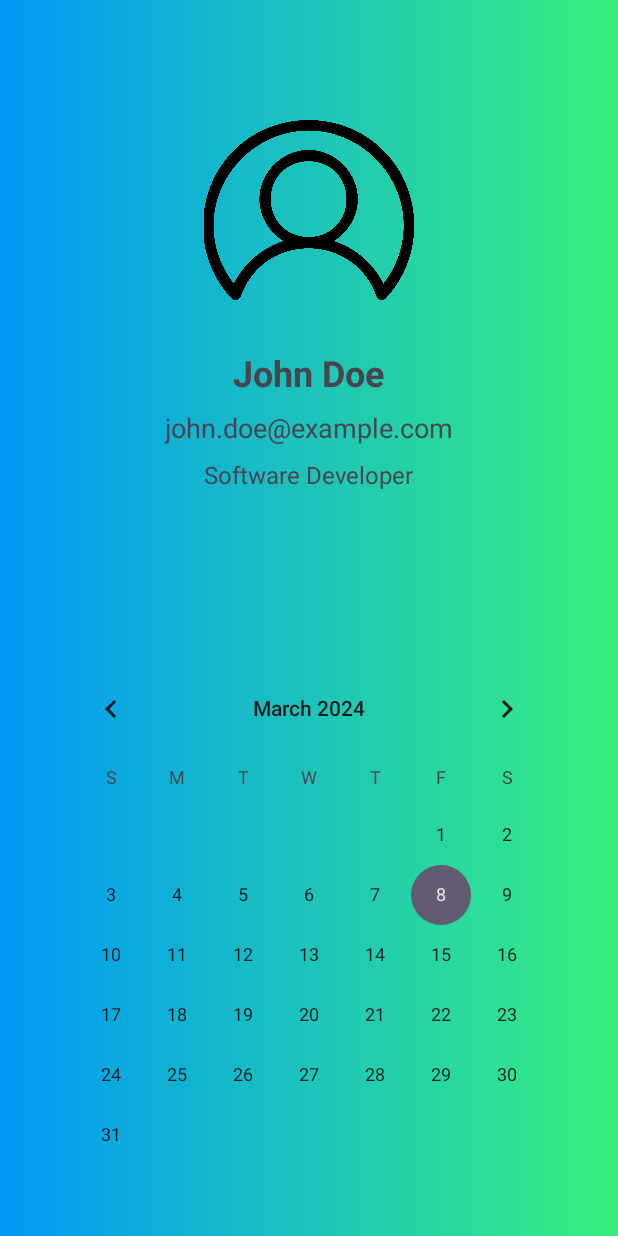
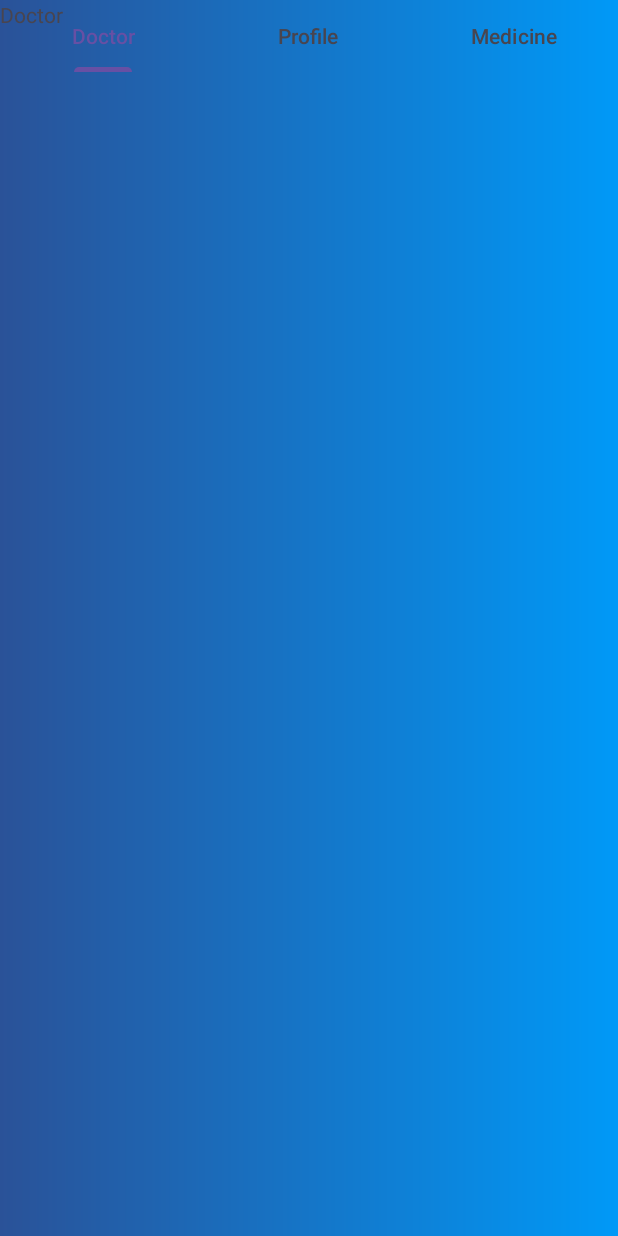
Before and after one commit to Xentomm/Patient-Mobile-App, an Android app: the MainActivity screen opened directly, with no data from a screen before it, on a phone screen of 412 x 824 dp. Run offline under Robolectric (Android 15) with nearby library versions, the phone set to English and light mode, and no system bars.

Commit message:
fragments

```diff
--- /dev/null
+++ b/app/src/main/java/com/example/patientmobileapp/DoctorFragment.java
@@ -0,0 +1,19 @@
+package com.example.patientmobileapp;
+
+import android.os.Bundle;
+
+import androidx.fragment.app.Fragment;
+
+import android.view.LayoutInflater;
+import android.view.View;
+import android.view.ViewGroup;
+
+public class DoctorFragment extends Fragment {
+
+    @Override
+    public View onCreateView(LayoutInflater inflater, ViewGroup container,
+                             Bundle savedInstanceState) {
+        // Inflate the layout for this fragment
+        return inflater.inflate(R.layout.fragment_doctor, container, false);
+    }
+}
--- a/app/src/main/java/com/example/patientmobileapp/MainActivity.java
+++ b/app/src/main/java/com/example/patientmobileapp/MainActivity.java
@@ -1,30 +1,33 @@
 package com.example.patientmobileapp;
 
 import androidx.appcompat.app.AppCompatActivity;
+import androidx.fragment.app.FragmentPagerAdapter;
+import androidx.viewpager.widget.ViewPager;
+
 import android.os.Bundle;
-import android.widget.ImageView;
-import android.widget.TextView;
+
+import com.google.android.material.tabs.TabLayout;
 
 public class MainActivity extends AppCompatActivity {
+
+    private TabLayout tabLayout;
+    private ViewPager viewPager;
 
     @Override
     protected void onCreate(Bundle savedInstanceState) {
         super.onCreate(savedInstanceState);
         setContentView(R.layout.activity_main);
 
-        ImageView userIcon = findViewById(R.id.userIcon);
-        TextView userName = findViewById(R.id.userName);
-        TextView userEmail = findViewById(R.id.userEmail);
-        TextView userInfo = findViewById(R.id.userInfo);
+        tabLayout = findViewById(R.id.tableswipe);
+        viewPager = findViewById(R.id.viewpager);
 
-        String userNameText = "John Doe";
-        String userEmailText = "john.doe@example.com";
-        String userInfoText = "Software Developer";
+        tabLayout.setupWithViewPager(viewPager);
 
-        userName.setText(userNameText);
-        userEmail.setText(userEmailText);
-        userInfo.setText(userInfoText);
+        VPAdapter vpAdapter = new VPAdapter(getSupportFragmentManager(), FragmentPagerAdapter.BEHAVIOR_RESUME_ONLY_CURRENT_FRAGMENT);
+        vpAdapter.addFragment(new DoctorFragment(), "Doctor");
+        vpAdapter.addFragment(new ProfileFragment(), "Profile");
+        vpAdapter.addFragment(new MedicineFragment(), "Medicine");
+        viewPager.setAdapter(vpAdapter);
 
-        userIcon.setImageResource(R.drawable.default_user_icon);
     }
 }
--- /dev/null
+++ b/app/src/main/java/com/example/patientmobileapp/MedicineFragment.java
@@ -0,0 +1,19 @@
+package com.example.patientmobileapp;
+
+import android.os.Bundle;
+
+import androidx.fragment.app.Fragment;
+
+import android.view.LayoutInflater;
+import android.view.View;
+import android.view.ViewGroup;
+
+public class MedicineFragment extends Fragment {
+
+    @Override
+    public View onCreateView(LayoutInflater inflater, ViewGroup container,
+                             Bundle savedInstanceState) {
+        // Inflate the layout for this fragment
+        return inflater.inflate(R.layout.fragment_medicine, container, false);
+    }
+}
--- /dev/null
+++ b/app/src/main/java/com/example/patientmobileapp/ProfileFragment.java
@@ -0,0 +1,38 @@
+package com.example.patientmobileapp;
+
+import android.os.Bundle;
+import android.view.LayoutInflater;
+import android.view.View;
+import android.view.ViewGroup;
+import android.widget.ImageView;
+import android.widget.TextView;
+
+import androidx.annotation.NonNull;
+import androidx.annotation.Nullable;
+import androidx.fragment.app.Fragment;
+
+public class ProfileFragment extends Fragment {
+
+    @Nullable
+    @Override
+    public View onCreateView(@NonNull LayoutInflater inflater, @Nullable ViewGroup container, @Nullable Bundle savedInstanceState) {
+        View view = inflater.inflate(R.layout.fragment_profile, container, false);
+
+        ImageView userIcon = view.findViewById(R.id.userIcon);
+        TextView userName = view.findViewById(R.id.userName);
+        TextView userEmail = view.findViewById(R.id.userEmail);
+        TextView userInfo = view.findViewById(R.id.userInfo);
+
+        String userNameText = "John Doe";
+        String userEmailText = "john.doe@example.com";
+        String userInfoText = "Software Developer";
+
+        userName.setText(userNameText);
+        userEmail.setText(userEmailText);
+        userInfo.setText(userInfoText);
+
+        userIcon.setImageResource(R.drawable.default_user_icon);
+
+        return view;
+    }
+}
--- /dev/null
+++ b/app/src/main/java/com/example/patientmobileapp/VPAdapter.java
@@ -0,0 +1,42 @@
+package com.example.patientmobileapp;
+
+import androidx.annotation.NonNull;
+import androidx.annotation.Nullable;
+import androidx.fragment.app.Fragment;
+import androidx.fragment.app.FragmentManager;
+import androidx.fragment.app.FragmentPagerAdapter;
+
+import java.util.ArrayList;
+
+public class VPAdapter extends FragmentPagerAdapter {
+
+    private final ArrayList<Fragment> fragmentArrayList = new ArrayList<>();
+    private final ArrayList<String> fragmentTitle = new ArrayList<>();
+
+    public VPAdapter(@NonNull FragmentManager fm, int behavior) {
+        super(fm, behavior);
+    }
+
+    @NonNull
+    @Override
+    public Fragment getItem(int position) {
+        return fragmentArrayList.get(position);
+    }
+
+    @Override
+    public int getCount() {
+        return fragmentArrayList.size();
+    }
+
+    public void addFragment(Fragment fragment, String title){
+
+        fragmentArrayList.add(fragment);
+        fragmentTitle.add(title);
+    }
+
+    @Nullable
+    @Override
+    public CharSequence getPageTitle(int position) {
+        return fragmentTitle.get(position);
+    }
+}
--- /dev/null
+++ b/app/src/main/res/drawable/gradient_doctor.xml
@@ -0,0 +1,7 @@
+<?xml version="1.0" encoding="utf-8"?>
+<shape xmlns:android="http://schemas.android.com/apk/res/android"
+    android:shape="rectangle">
+    <gradient
+        android:startColor="#2a5298"
+        android:endColor="#0099F7"/>
+</shape>
--- a/app/src/main/res/layout/activity_main.xml
+++ b/app/src/main/res/layout/activity_main.xml
@@ -4,73 +4,40 @@
     xmlns:tools="http://schemas.android.com/tools"
     android:layout_width="match_parent"
     android:layout_height="match_parent"
-    tools:context=".MainActivity"
-    android:background="@drawable/gradient">
+    tools:context=".MainActivity">
 
-    <RelativeLayout
-        android:id="@+id/topLayout"
+    <com.google.android.material.tabs.TabLayout
+        android:id="@+id/tableswipe"
         android:layout_width="match_parent"
         android:layout_height="wrap_content"
-        android:padding="16dp"
+        android:elevation="8dp"
+        android:outlineProvider="none"
+        android:background="@android:color/transparent"
+        app:layout_constraintEnd_toEndOf="parent"
+        app:layout_constraintHorizontal_bias="0.5"
+        app:layout_constraintStart_toStartOf="parent"
         app:layout_constraintTop_toTopOf="parent">
 
-        <ImageView
-            android:id="@+id/userIcon"
-            android:layout_width="140dp"
-            android:layout_height="120dp"
-            android:src="@drawable/default_user_icon"
-            android:scaleType="centerCrop"
-            android:layout_centerHorizontal="true"
-            android:layout_marginBottom="16dp"
-            android:layout_marginTop="64dp"/>
-
-        <TextView
-            android:id="@+id/userName"
+        <com.google.android.material.tabs.TabItem
             android:layout_width="wrap_content"
             android:layout_height="wrap_content"
-            android:text="User Name"
-            android:textSize="24sp"
-            android:textStyle="bold"
-            android:layout_below="@id/userIcon"
-            android:layout_centerHorizontal="true"
-            android:layout_marginTop="16dp"/>
+            android:text="Doctors" />
 
-        <TextView
-            android:id="@+id/userEmail"
+        <com.google.android.material.tabs.TabItem
             android:layout_width="wrap_content"
             android:layout_height="wrap_content"
-            android:text="user@example.com"
-            android:textSize="18sp"
-            android:layout_below="@id/userName"
-            android:layout_centerHorizontal="true"
-            android:layout_marginTop="8dp"/>
+            android:text="Profile" />
 
-        <TextView
-            android:id="@+id/userInfo"
+        <com.google.android.material.tabs.TabItem
             android:layout_width="wrap_content"
             android:layout_height="wrap_content"
-            android:text="Additional Information"
-            android:textSize="16sp"
-            android:layout_below="@id/userEmail"
-            android:layout_centerHorizontal="true"
-            android:layout_marginTop="8dp"/>
-
-    </RelativeLayout>
-
-    <CalendarView
-        android:id="@+id/calendarView"
-        android:layout_width="wrap_content"
-        android:layout_height="wrap_content"
-        app:layout_constraintBottom_toBottomOf="parent"
-        app:layout_constraintStart_toStartOf="parent"
-        app:layout_constraintEnd_toEndOf="parent"
-        android:layout_marginBottom="16dp"
-        android:layout_marginTop="64dp"
-        app:layout_constraintTop_toBottomOf="@id/topLayout"/>
+            android:text="Medicine" />
+    </com.google.android.material.tabs.TabLayout>
 
     <androidx.viewpager.widget.ViewPager
-        android:id="@+id/viewPager"
+        android:id="@+id/viewpager"
         android:layout_width="match_parent"
-        android:layout_height="match_parent" />
+        android:layout_height="wrap_content"
+        tools:layout_editor_absoluteX="-16dp" />
 
 </androidx.constraintlayout.widget.ConstraintLayout>
--- /dev/null
+++ b/app/src/main/res/layout/fragment_doctor.xml
@@ -0,0 +1,14 @@
+<?xml version="1.0" encoding="utf-8"?>
+<FrameLayout xmlns:android="http://schemas.android.com/apk/res/android"
+    xmlns:tools="http://schemas.android.com/tools"
+    android:layout_width="match_parent"
+    android:layout_height="match_parent"
+    tools:context=".DoctorFragment"
+    android:background="@drawable/gradient_doctor">
+
+    <TextView
+        android:layout_width="match_parent"
+        android:layout_height="match_parent"
+        android:text="Doctor" />
+
+</FrameLayout>
--- a/app/src/main/res/values/strings.xml
+++ b/app/src/main/res/values/strings.xml
@@ -22,4 +22,6 @@
     <string name="num_7">7</string>
     <string name="num_8">8</string>
     <string name="num_9">9</string>
+    <!-- TODO: Remove or change this placeholder text -->
+    <string name="hello_blank_fragment">Hello blank fragment</string>
 </resources>
```
Also changed, not shown: app/src/main/res/drawable/gradient_medicine.xml (added, +7 -0 lines), app/src/main/res/layout/fragment_medicine.xml (added, +15 -0 lines), app/src/main/res/layout/fragment_profile.xml (added, +69 -0 lines).
